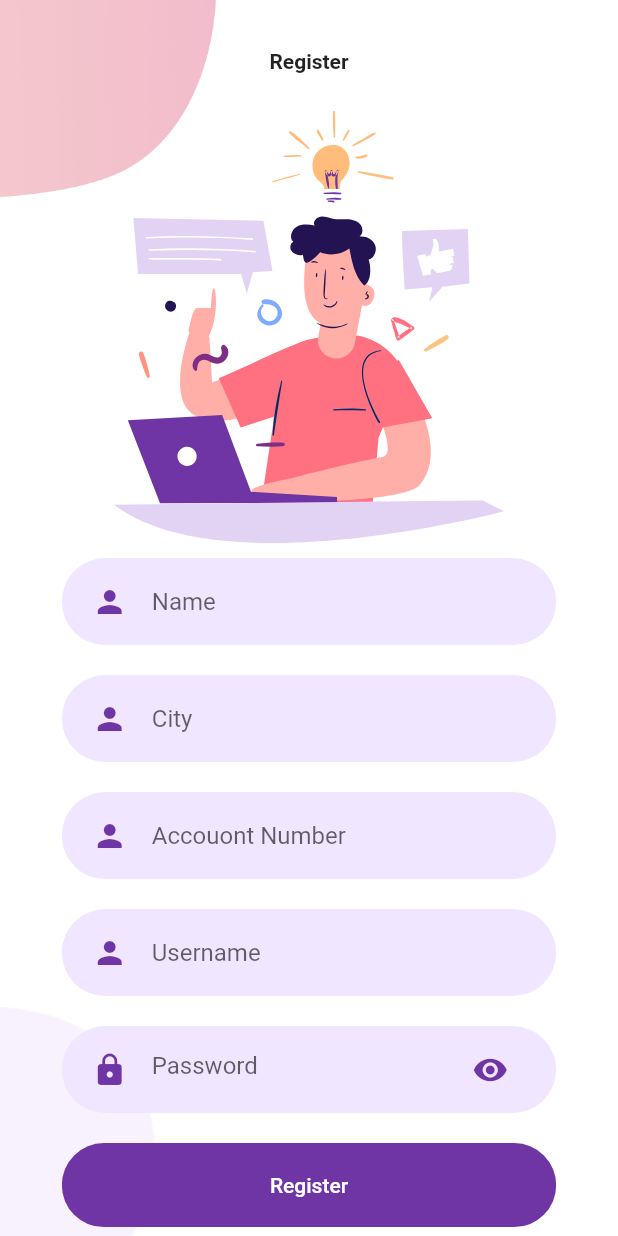
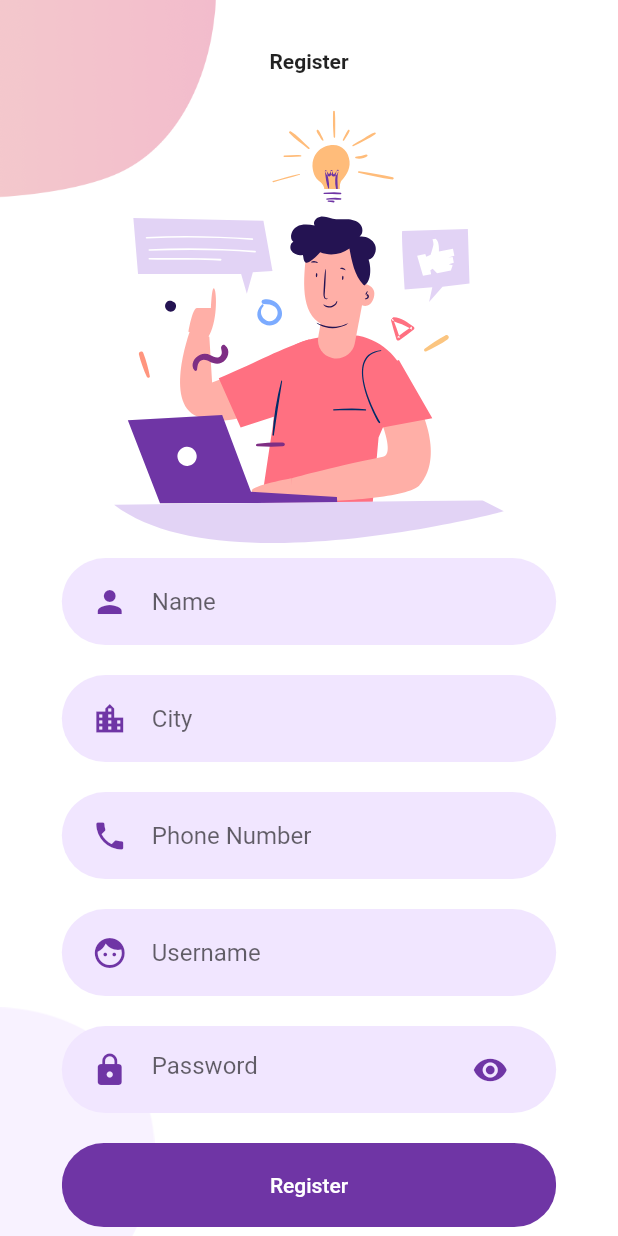
Before and after one commit to BekaHaile/profile_app, a Flutter app: the screen it shows after launch, after a tap on "Register", on a phone screen of 412 x 824 dp. Run offline on Flutter 3.47's test engine with Material 2 defaults, Android fonts, the phone set to English and light mode, and no system bars; our stand-ins replace flutter_svg.

Commit message:
Field Added

```diff
--- a/lib/Screens/Login/components/body.dart
+++ b/lib/Screens/Login/components/body.dart
@@ -33,6 +33,7 @@ class Body extends StatelessWidget {
             RoundedInputField(
               hintText: "Username",
               onChanged: (value) {},
+              icon: Icons.face,
             ),
             RoundedPasswordField(
               onChanged: (value) {},
--- a/lib/Screens/Signup/components/body.dart
+++ b/lib/Screens/Signup/components/body.dart
@@ -14,12 +14,11 @@ class Body extends StatelessWidget {
   Widget build(BuildContext context) {
     Size size = MediaQuery.of(context).size;
     return Scaffold(
-          body: Background(
+      body: Background(
         child: SingleChildScrollView(
           child: Column(
             mainAxisAlignment: MainAxisAlignment.center,
             children: <Widget>[
-
               SizedBox(height: size.height * 0.04),
               Text(
                 "Register",
@@ -33,18 +32,22 @@ class Body extends StatelessWidget {
               RoundedInputField(
                 hintText: "Name",
                 onChanged: (value) {},
+                icon: Icons.person,
               ),
               RoundedInputField(
                 hintText: "City",
                 onChanged: (value) {},
+                icon: Icons.location_city,
               ),
               RoundedInputField(
-                hintText: "Accouont Number",
+                hintText: "Phone Number",
                 onChanged: (value) {},
+                icon: Icons.phone,
               ),
               RoundedInputField(
                 hintText: "Username",
                 onChanged: (value) {},
+                icon: Icons.face,
               ),
               RoundedPasswordField(
                 onChanged: (value) {},
@@ -67,24 +70,25 @@ class Body extends StatelessWidget {
                   );
                 },
               ),
-              OrDivider(),
-              Row(
-                mainAxisAlignment: MainAxisAlignment.center,
-                children: <Widget>[
-                  SocalIcon(
-                    iconSrc: "assets/icons/facebook.svg",
-                    press: () {},
-                  ),
-                  SocalIcon(
-                    iconSrc: "assets/icons/twitter.svg",
-                    press: () {},
-                  ),
-                  SocalIcon(
-                    iconSrc: "assets/icons/google-plus.svg",
-                    press: () {},
-                  ),
-                ],
-              )
+              SizedBox(height: size.height * 0.04),
+              // OrDivider(),
+              // Row(
+              //   mainAxisAlignment: MainAxisAlignment.center,
+              //   children: <Widget>[
+              //     SocalIcon(
+              //       iconSrc: "assets/icons/facebook.svg",
+              //       press: () {},
+              //     ),
+              //     SocalIcon(
+              //       iconSrc: "assets/icons/twitter.svg",
+              //       press: () {},
+              //     ),
+              //     SocalIcon(
+              //       iconSrc: "assets/icons/google-plus.svg",
+              //       press: () {},
+              //     ),
+              //   ],
+              // )
             ],
           ),
         ),
--- a/lib/components/rounded_input_field.dart
+++ b/lib/components/rounded_input_field.dart
@@ -9,7 +9,7 @@ class RoundedInputField extends StatelessWidget {
   const RoundedInputField({
     Key key,
     this.hintText,
-    this.icon = Icons.person,
+    this.icon,
     this.onChanged,
   }) : super(key: key);
 
```
